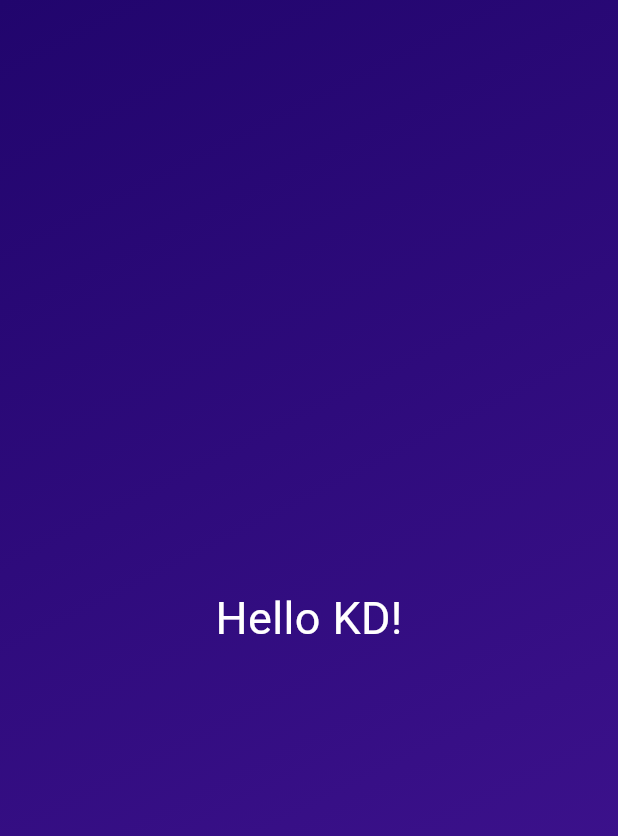
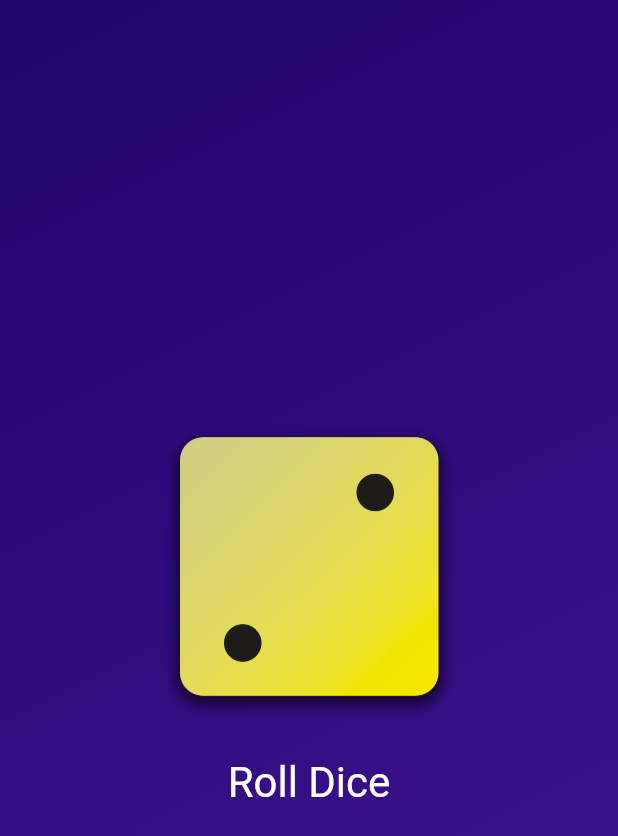
Before and after one commit to kuntaldas97/flutter_project, a Flutter app: the screen it shows after launch, on a phone screen of 412 x 824 dp. Shown: the top 836 px of the screen. Run offline on Flutter 3.47's test engine with Material 3 defaults, Android fonts, the phone set to English and light mode, and no system bars.

Commit message:
4th  commit

```diff
--- a/basics_lec1/lib/gradient_container.dart
+++ b/basics_lec1/lib/gradient_container.dart
@@ -1,26 +1,48 @@
 import "package:flutter/material.dart";
-import 'package:basics/style_text.dart';
 
 const startAlignment = Alignment.topLeft;
 const endAlignment = Alignment.bottomRight;
-class GradientContainer extends StatelessWidget{
 
-  const GradientContainer(this.color1, this.color2, {super.key});
+class GradientContainer extends StatelessWidget {
+   GradientContainer(this.color1, this.color2, {super.key});
 
-  final Color color1;
+   GradientContainer.purple({super.key})
+    : color1 = Colors.purple,
+      color2 = Colors.deepPurple;
+
+   Color color1;
   final Color color2;
+  var activeDiceImage = "assets/dice-images/dice-2.png";
+  void rollDice() {
+    activeDiceImage = "assets/dice-images/dice-4.png";
+    print("Dice Rolled!");
+  }
   @override
-  Widget build(context){
+  Widget build(context) {
     return Container(
       decoration: BoxDecoration(
         gradient: LinearGradient(
-              colors:[color1, color2],
+          colors: [color1, color2],
           begin: startAlignment,
           end: endAlignment,
         ),
       ),
-          child: const Center(
-            child: StyleText("Hello KD!"),
+      child: Center(
+        child: Column(
+          mainAxisSize: MainAxisSize.min,
+          children: [
+            Image.asset(activeDiceImage, width: 200,),
+            const SizedBox(height: 20,),
+            TextButton(
+              onPressed: rollDice,
+              style: TextButton.styleFrom(
+                // padding: const EdgeInsets.only(top:20),
+                foregroundColor: Colors.white,
+                textStyle: const TextStyle(fontSize: 28),
+              ),
+              child: const Text("Roll Dice"))
+          ],
+        ),
       ),
     );
   }
--- a/basics_lec1/lib/main.dart
+++ b/basics_lec1/lib/main.dart
@@ -2,11 +2,11 @@ import "package:flutter/material.dart";
 import "package:basics/gradient_container.dart";
 void main(){
   runApp(
-    const MaterialApp(
+     MaterialApp(
       home: Scaffold(
         body: GradientContainer(
-          Color.fromARGB(255, 33, 5, 109),
-          Color.fromARGB(255, 68, 21, 149),
+          const Color.fromARGB(255, 33, 5, 109),
+          const Color.fromARGB(255, 68, 21, 149),
         )
       ),
     ),
```
Also changed, not shown: basics_lec1/pubspec.yaml (+7 -3 lines), basics_lec1/assets/dice-images/dice-1.png (added), basics_lec1/assets/dice-images/dice-2.png (added), basics_lec1/assets/dice-images/dice-3.png (added), basics_lec1/assets/dice-images/dice-4.png (added), basics_lec1/assets/dice-images/dice-5.png (added), basics_lec1/assets/dice-images/dice-6.png (added), basics_lec1/lib/dice_roller.dart (added). Lines whose indentation alone changed are shown as unchanged.
